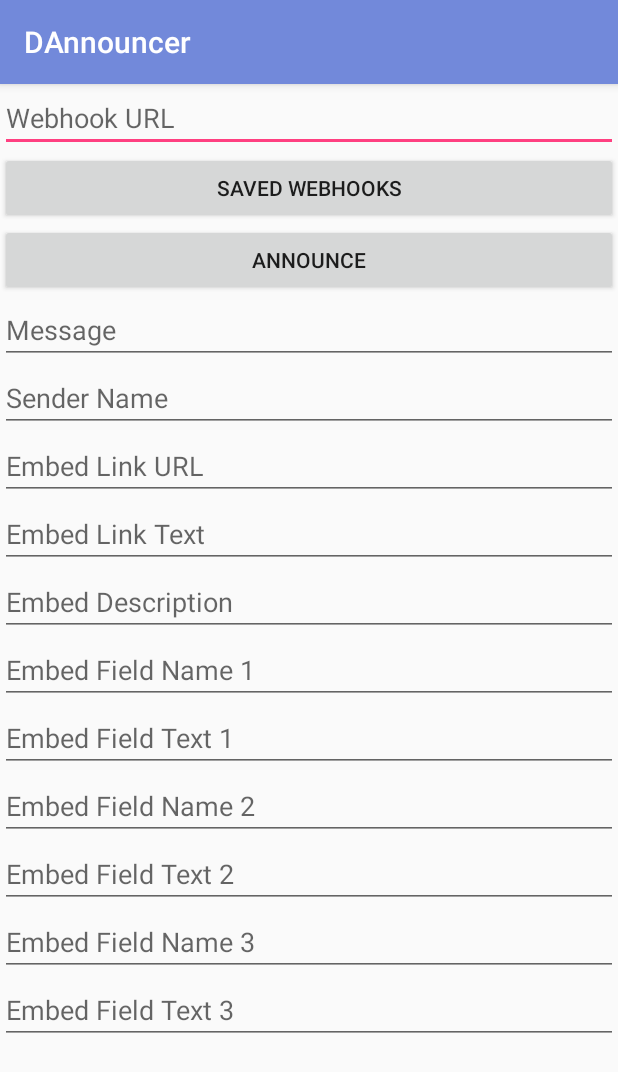
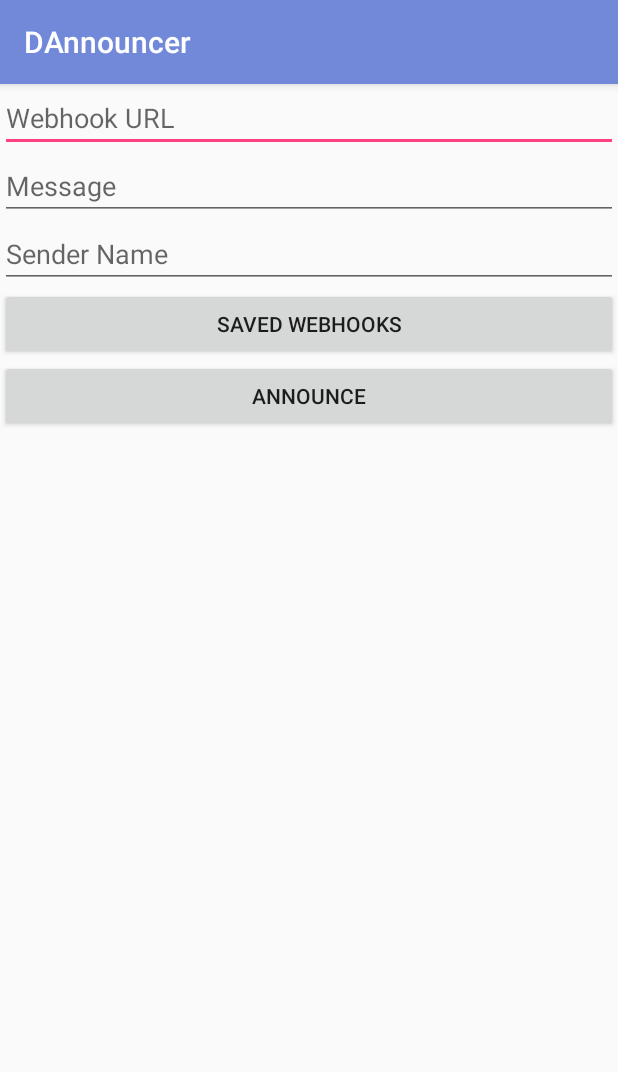
Before and after one commit to jonimettala/DAnnouncer, an Android app: the screen it shows after launch (MainActivity), on a phone screen of 412 x 824 dp. Shown: the top 1072 px of the screen. Run offline under Robolectric (Android 15) with nearby library versions, the light colour scheme and no system bars.

Commit message:
Remove things which won't be implemented
Due to lack of time and project's deadlines, embed data won't be supported.

```diff
--- a/app/src/main/res/layout/activity_main.xml
+++ b/app/src/main/res/layout/activity_main.xml
@@ -14,6 +14,18 @@
         android:layout_height="wrap_content"
         android:inputType="textUri"/>
 
+    <EditText
+        android:id="@+id/content"
+        android:hint="@string/content"
+        android:layout_width="match_parent"
+        android:layout_height="wrap_content" />
+
+    <EditText
+        android:id="@+id/user"
+        android:hint="@string/user"
+        android:layout_width="match_parent"
+        android:layout_height="wrap_content" />
+
     <Button
         android:id="@+id/list_webhooks"
         android:text="@string/saved_webhooks"
@@ -28,81 +40,4 @@
         android:layout_height="wrap_content"
         android:onClick="buttonClicked"/>
 
-    <ScrollView
-        android:layout_width="match_parent"
-        android:layout_height="match_parent">
-
-        <LinearLayout
-            android:layout_width="match_parent"
-            android:layout_height="wrap_content"
-            android:orientation="vertical">
-
-            <EditText
-                android:id="@+id/content"
-                android:hint="@string/content"
-                android:layout_width="match_parent"
-                android:layout_height="wrap_content" />
-
-            <EditText
-                android:id="@+id/user"
-                android:hint="@string/user"
-                android:layout_width="match_parent"
-                android:layout_height="wrap_content" />
-
-            <EditText
-                android:id="@+id/embedLinkUrl"
-                android:hint="@string/embed_link_url"
-                android:layout_width="match_parent"
-                android:layout_height="wrap_content" />
-
-            <EditText
-                android:id="@+id/embedLinkText"
-                android:hint="@string/embed_link_text"
-                android:layout_width="match_parent"
-                android:layout_height="wrap_content" />
-
-            <EditText
-                android:id="@+id/embedDescription"
-                android:hint="@string/embed_description"
-                android:layout_width="match_parent"
-                android:layout_height="wrap_content" />
-
-            <EditText
-                android:id="@+id/embedFieldName1"
-                android:hint="@string/field_name_1"
-                android:layout_width="match_parent"
-                android:layout_height="wrap_content" />
-
-            <EditText
-                android:id="@+id/embedFieldText1"
-                android:hint="@string/field_text_1"
-                android:layout_width="match_parent"
-                android:layout_height="wrap_content" />
-
-            <EditText
-                android:id="@+id/embedFieldName2"
-                android:hint="@string/field_name_2"
-                android:layout_width="match_parent"
-                android:layout_height="wrap_content" />
-
-            <EditText
-                android:id="@+id/embedFieldText2"
-                android:hint="@string/field_text_2"
-                android:layout_width="match_parent"
-                android:layout_height="wrap_content" />
-
-            <EditText
-                android:id="@+id/embedFieldName3"
-                android:hint="@string/field_name_3"
-                android:layout_width="match_parent"
-                android:layout_height="wrap_content" />
-
-            <EditText
-                android:id="@+id/embedFieldText3"
-                android:hint="@string/field_text_3"
-                android:layout_width="match_parent"
-                android:layout_height="wrap_content" />
-
-        </LinearLayout>
-    </ScrollView>
 </LinearLayout>
--- a/app/src/main/res/values/strings.xml
+++ b/app/src/main/res/values/strings.xml
@@ -8,13 +8,4 @@
     <string name="saved_webhooks">Saved Webhooks</string>
     <string name="add_webhook">Add Webhook</string>
     <string name="user">Sender Name</string>
-    <string name="embed_link_url">Embed Link URL</string>
-    <string name="embed_link_text">Embed Link Text</string>
-    <string name="embed_description">Embed Description</string>
-    <string name="field_name_1">Embed Field Name 1</string>
-    <string name="field_text_1">Embed Field Text 1</string>
-    <string name="field_name_2">Embed Field Name 2</string>
-    <string name="field_text_2">Embed Field Text 2</string>
-    <string name="field_name_3">Embed Field Name 3</string>
-    <string name="field_text_3">Embed Field Text 3</string>
 </resources>
```
